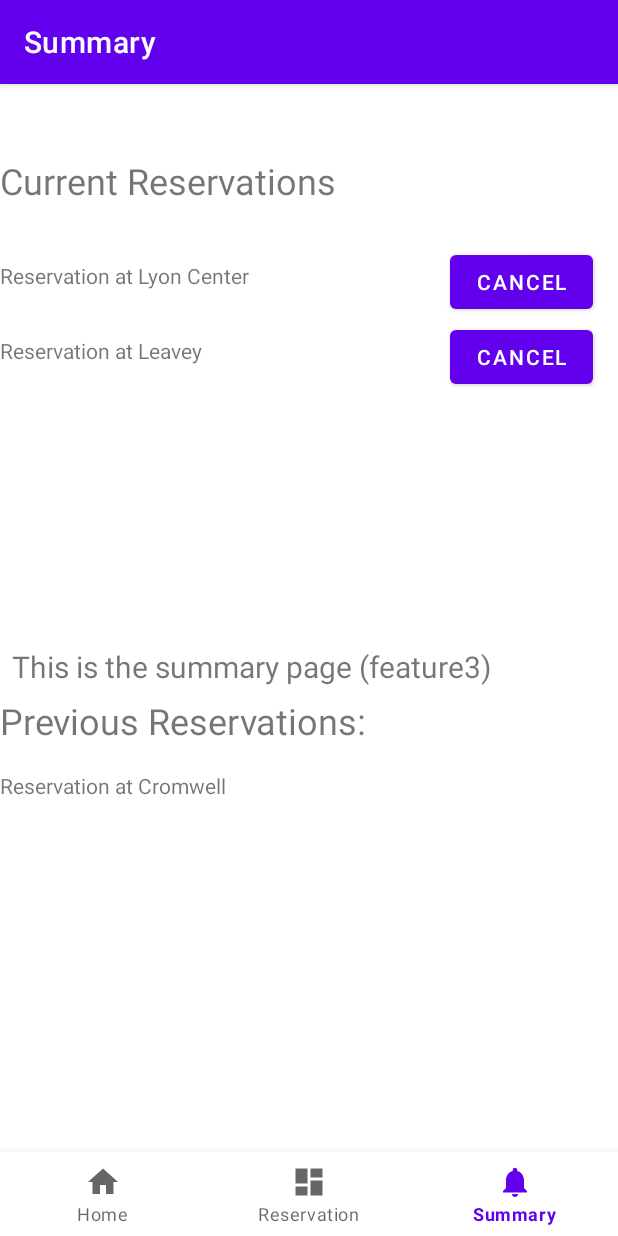
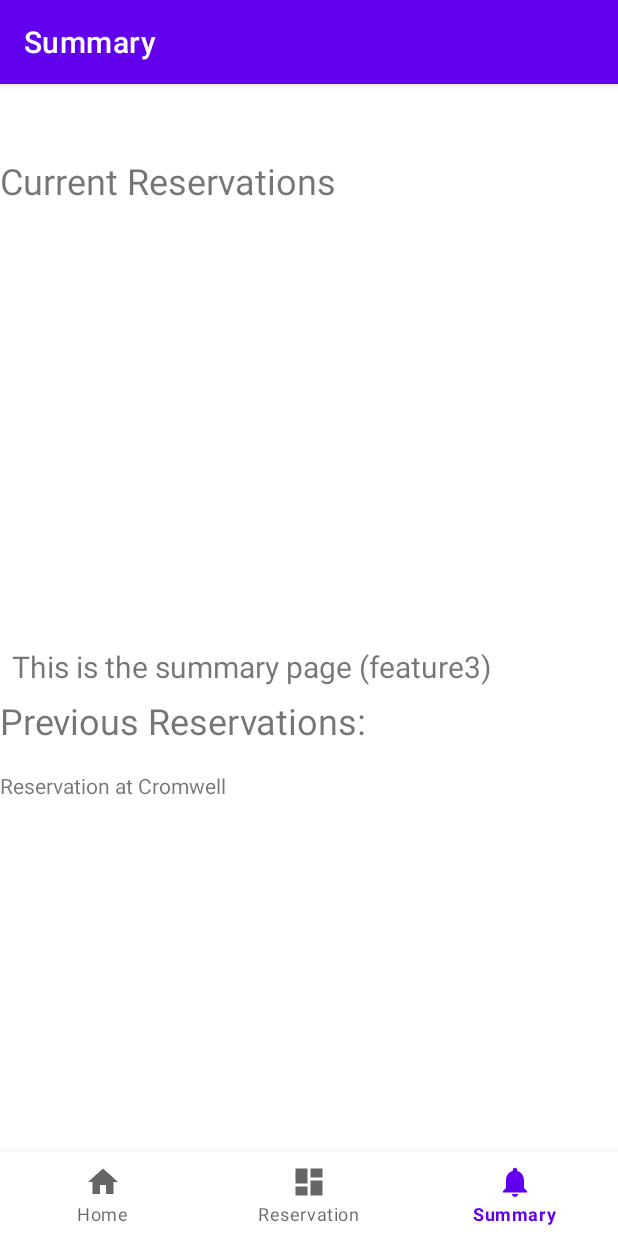
Before and after one commit to Matt033/USCRecSports, an Android app: the NotificationsFragment screen opened through its navigation route, on a phone screen of 412 x 824 dp. Run offline under Robolectric (Android 15) with nearby library versions, the phone set to English and light mode, and no system bars; our stand-ins replace navigation-ui.

Commit message:
Wrapping up the Home and Notifications

```diff
--- a/USCRecSports/app/src/main/AndroidManifest.xml
+++ b/USCRecSports/app/src/main/AndroidManifest.xml
@@ -12,10 +12,10 @@
         android:supportsRtl="true"
         android:theme="@style/Theme.USCRecApp">
         <activity
-            android:name=".ui.LoginActivity"
+            android:name=".MainActivity"
             android:exported="false" />
         <activity
-            android:name=".MainActivity"
+            android:name=".ui.LoginActivity"
             android:exported="true"
             android:label="@string/app_name">
             <intent-filter>
--- a/USCRecSports/app/src/main/java/edu/usc/uscrecapp/ui/home/HomeFragment.java
+++ b/USCRecSports/app/src/main/java/edu/usc/uscrecapp/ui/home/HomeFragment.java
@@ -44,6 +44,44 @@ public class HomeFragment extends Fragment {
                 // todo: get location_id of the clicked button
                 int location_id = 1;
                 int user_id = 3;
+                ((MainActivity) getActivity()).setLocationId(1);
+                // pass the location id to the reservation fragment
+                Bundle result = new Bundle();
+                result.putInt("location_id", location_id);
+                result.putInt("user_id", user_id);
+                getParentFragmentManager().setFragmentResult("requestKey", result);
+                // now switch to reservation fragment page
+                Navigation.findNavController(view).navigate(R.id.navigation_reservation);
+            }
+        });
+
+        Button b_village = root.findViewById(R.id.Village);
+        b_village.setOnClickListener(new View.OnClickListener() {
+            @Override
+            public void onClick(View view) {
+                // todo: get location_id of the clicked button
+                int location_id =2;
+                int user_id = 3;
+                ((MainActivity) getActivity()).setUserId(3);
+                ((MainActivity) getActivity()).setLocationId(2);
+                // pass the location id to the reservation fragment
+                Bundle result = new Bundle();
+                result.putInt("location_id", location_id);
+                result.putInt("user_id", user_id);
+                getParentFragmentManager().setFragmentResult("requestKey", result);
+                // now switch to reservation fragment page
+                Navigation.findNavController(view).navigate(R.id.navigation_reservation);
+            }
+        });
+
+        Button b_cromwell = root.findViewById(R.id.Cromwell);
+        b_cromwell
+                .setOnClickListener(new View.OnClickListener() {
+            @Override
+            public void onClick(View view) {
+                // todo: get location_id of the clicked button
+                int location_id = 2;
+                int user_id = 3;
                 ((MainActivity) getActivity()).setUserId(3);
                 ((MainActivity) getActivity()).setLocationId(1);
                 // pass the location id to the reservation fragment
@@ -53,6 +91,25 @@ public class HomeFragment extends Fragment {
                 getParentFragmentManager().setFragmentResult("requestKey", result);
                 // now switch to reservation fragment page
                 Navigation.findNavController(view).navigate(R.id.navigation_reservation);
+            }
+        });
+
+        Button b_summary = root.findViewById(R.id.Summary);
+        b_summary.setOnClickListener(new View.OnClickListener() {
+            @Override
+            public void onClick(View view) {
+                // todo: get location_id of the clicked button
+
+                int user_id = 3;
+                ((MainActivity) getActivity()).setUserId(3);
+
+                // pass the location id to the reservation fragment
+                Bundle result = new Bundle();
+
+                result.putInt("user_id", user_id);
+                getParentFragmentManager().setFragmentResult("requestKey", result);
+                // now switch to reservation fragment page
+                Navigation.findNavController(view).navigate(R.id.navigation_notifications);
             }
         });
         // temporary hack to set the default user id and location id
--- a/USCRecSports/app/src/main/res/layout/fragment_notifications.xml
+++ b/USCRecSports/app/src/main/res/layout/fragment_notifications.xml
@@ -49,34 +49,7 @@
             android:layout_marginStart="0dp"
             android:layout_marginTop="100dp">
 
-            <TextView
-                android:layout_width="400dp"
-                android:layout_height="67dp"
-                android:layout_marginStart="0dp"
-                android:layout_marginTop="10dp"
-                android:text="Reservation at Lyon Center"></TextView>
-            <Button
-                android:layout_width="95dp"
-                android:layout_height="wrap_content"
-                android:layout_marginStart="300dp"
-                android:layout_marginTop="0dp"
-                android:text="Cancel">
 
-            </Button>
-            <TextView
-                android:layout_width="400dp"
-                android:layout_height="67dp"
-                android:text="Reservation at Leavey"
-                android:layout_marginStart="0dp"
-                android:layout_marginTop="60dp">
-            </TextView>
-            <Button
-                android:layout_width="95dp"
-                android:layout_height="wrap_content"
-                android:layout_marginStart="300dp"
-                android:layout_marginTop="50dp"
-                android:text="Cancel">
-            </Button>
         </RelativeLayout>
 
         <TextView
```
Also changed, not shown: USCRecSports/app/src/main/java/edu/usc/uscrecapp/ui/LoginActivity.java (+19 -16 lines), USCRecSports/app/src/main/java/edu/usc/uscrecapp/ui/notifications/NotificationsFragment.java (+12 -8 lines).
